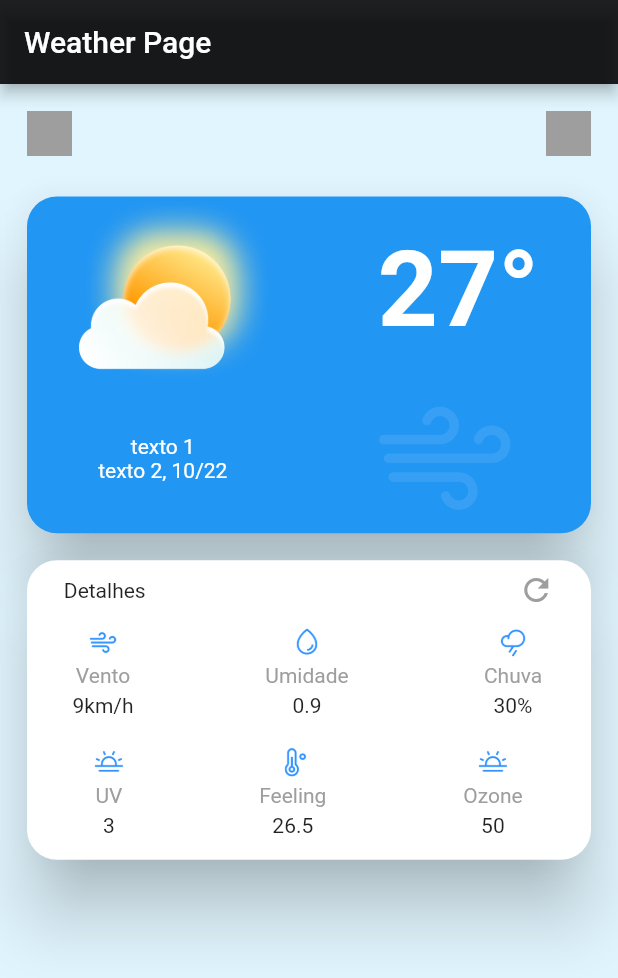
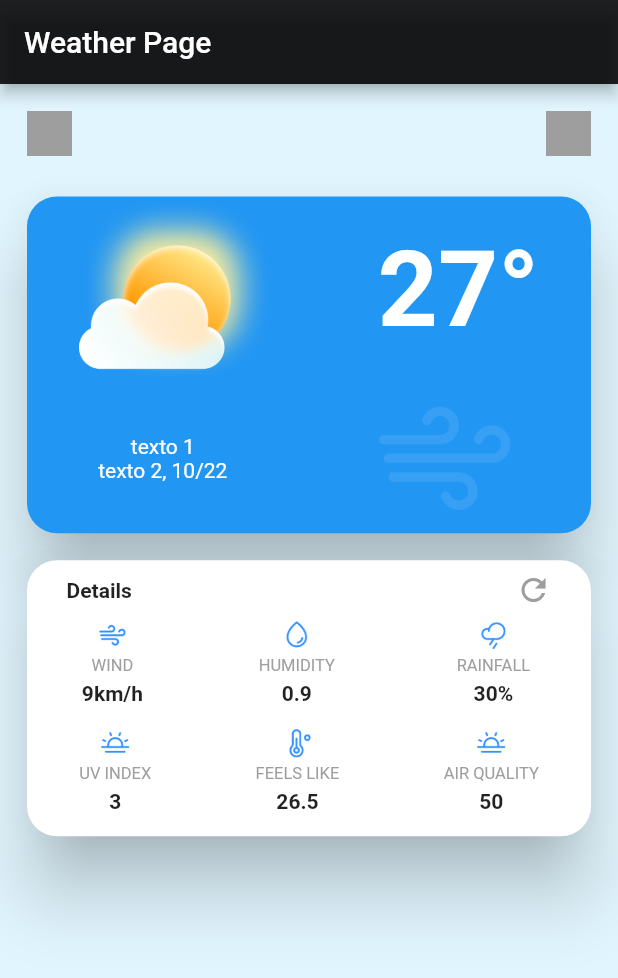
Before and after one commit to kyaraaraujo/Layouts, a Flutter app: the WeatherPage screen opened directly, on a phone screen of 412 x 824 dp. Shown: the top 978 px of the screen. Run offline on Flutter 3.47's test engine with Material 2 defaults, Android fonts, the phone set to English and light mode, and no system bars.

Commit message:
text refactoring.

```diff
--- a/lib/pages/weather_page.dart
+++ b/lib/pages/weather_page.dart
@@ -17,10 +17,16 @@ class WeatherPage extends StatelessWidget {
             text,
             style: const TextStyle(
               color: Colors.grey,
+              fontSize: 11,
             ),
           ),
         ),
-        Text(value),
+        Text(
+          value,
+          style: const TextStyle(
+            fontWeight: FontWeight.bold,
+          ),
+        ),
       ],
     );
   }
@@ -111,7 +117,10 @@ class WeatherPage extends StatelessWidget {
             child: Row(
               mainAxisAlignment: MainAxisAlignment.spaceAround,
               children: const [
-                Text("Detalhes"),
+                Text(
+                  "Details",
+                  style: TextStyle(fontWeight: FontWeight.bold),
+                ),
                 SizedBox(width: 150),
                 Icon(
                   Icons.refresh,
@@ -124,15 +133,20 @@ class WeatherPage extends StatelessWidget {
             mainAxisAlignment: MainAxisAlignment.spaceAround,
             children: [
               buildWeatherDayDetailsColumn(
-                  '${imageBasePath}icons/Wind.png', 'Vento', '9km/h'),
-              Padding(
-                padding:
-                    const EdgeInsets.symmetric(horizontal: 25, vertical: 5),
-                child: buildWeatherDayDetailsColumn(
-                    '${imageBasePath}icons/Drop.png', 'Umidade', '0.9'),
+                '${imageBasePath}icons/Wind.png',
+                'WIND',
+                '9km/h',
               ),
               buildWeatherDayDetailsColumn(
-                  '${imageBasePath}icons/CloudRain.png', 'Chuva', '30%')
+                '${imageBasePath}icons/Drop.png',
+                'HUMIDITY',
+                '0.9',
+              ),
+              buildWeatherDayDetailsColumn(
+                '${imageBasePath}icons/CloudRain.png',
+                'RAINFALL',
+                '30%',
+              )
             ],
           ),
           Padding(
@@ -141,11 +155,18 @@ class WeatherPage extends StatelessWidget {
               mainAxisAlignment: MainAxisAlignment.spaceAround,
               children: [
                 buildWeatherDayDetailsColumn(
-                    '${imageBasePath}icons/SunHorizon.png', 'UV', '3'),
+                  '${imageBasePath}icons/SunHorizon.png',
+                  'UV INDEX',
+                  '3',
+                ),
                 buildWeatherDayDetailsColumn(
-                    '${imageBasePath}icons/Thermometer.png', 'Feeling', '26.5'),
+                    '${imageBasePath}icons/Thermometer.png',
+                    'FEELS LIKE',
+                    '26.5'),
                 buildWeatherDayDetailsColumn(
-                    '${imageBasePath}icons/SunHorizon.png', 'Ozone', '50'),
+                    '${imageBasePath}icons/SunHorizon.png',
+                    'AIR QUALITY',
+                    '50'),
               ],
             ),
           ),
```
